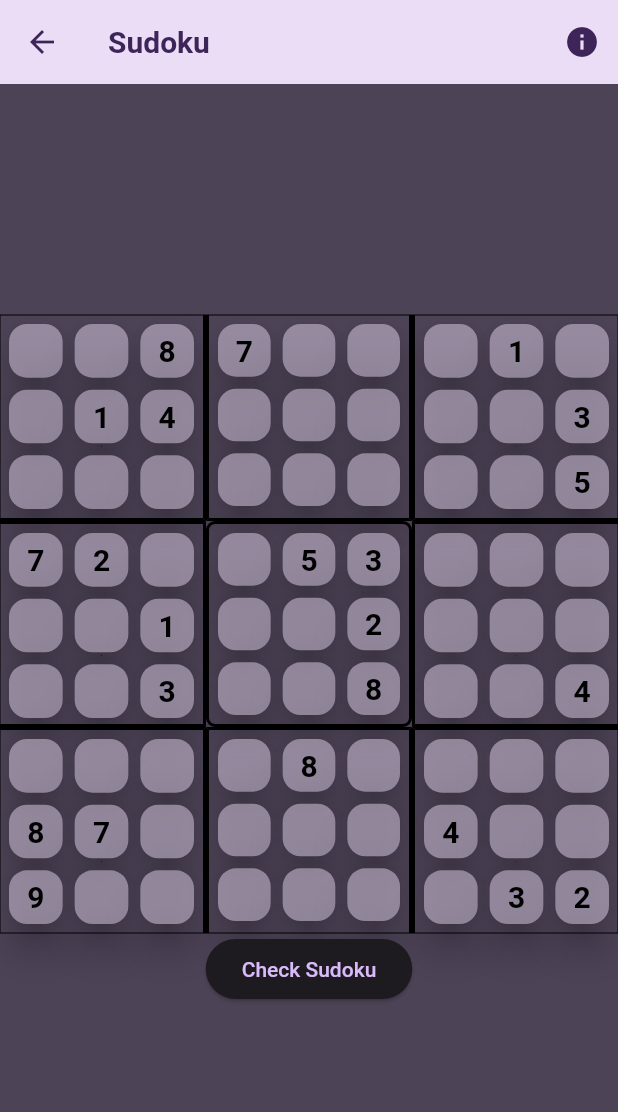
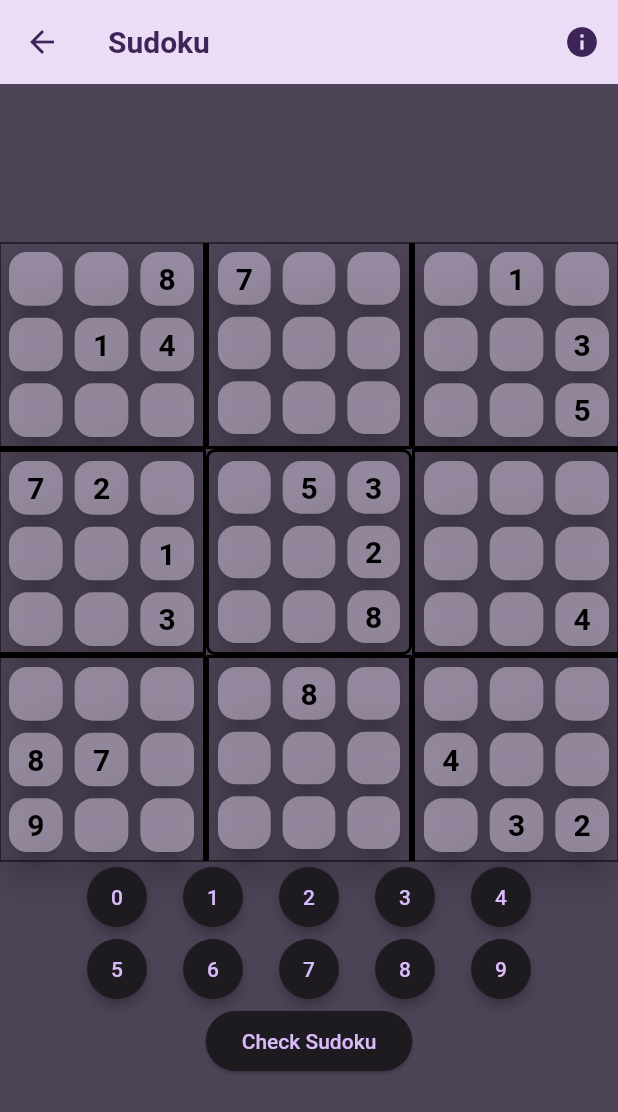
Before and after one commit to Ahmedazim7804/sudokuApp, a Flutter app: the screen it shows after launch, after a tap on "Play", on a phone screen of 412 x 824 dp. Shown: the top 1112 px of the screen. Run offline on Flutter 3.47's test engine with Material 2 defaults, Android fonts, the light colour scheme and no system bars.

Commit message:
better way to enter value to cell (popup replaced by widget to enter value)

```diff
--- a/lib/widgets/sudokuGrid.dart
+++ b/lib/widgets/sudokuGrid.dart
@@ -1,5 +1,6 @@
 import 'package:flutter/material.dart';
 import 'package:sudoku/widgets/cell.dart';
+import 'package:sudoku/widgets/valueAddWidget.dart';
 import 'subGrid.dart';
 import 'aboutScreen.dart';
 import '../model/model.dart';
@@ -143,9 +144,10 @@ class SudokuGrid extends StatelessWidget {
                         SubGrid(thisGridCells(8), 8),
                       ],
                     ),
+                    MyWidget(),
                     ElevatedButton(
                         onPressed: checkSudoku,
-                        child: const Text("Check Sudoku"))
+                        child: const Text("Check Sudoku")),
                   ],
                 ),
               ),
--- /dev/null
+++ b/lib/widgets/valueAddWidget.dart
@@ -0,0 +1,60 @@
+import 'package:flutter/material.dart';
+import 'package:sudoku/model/model.dart';
+
+class MyWidget extends StatelessWidget {
+  const MyWidget({super.key});
+
+  static int row = -1;
+  static int column = -1;
+  static int previousRow = -1;
+  static int previousColumn = -1;
+
+  static void selectCell(int newRow, int newColumn) {
+    previousRow = row;
+    previousColumn = column;
+    row = newRow;
+    column = newColumn;
+  }
+
+  static unselectPreviousCell() {
+    CellFunctions.cells[previousRow][previousColumn].unselectThisCell();
+  }
+
+  @override
+  Widget build(BuildContext context) {
+    return Column(
+      children: [
+        Row(
+          mainAxisSize: MainAxisSize.min,
+          children: List.generate(
+            5,
+            (index) => ElevatedButton(
+                style: ElevatedButton.styleFrom(
+                    shape: const CircleBorder(), elevation: 3),
+                onPressed: () {
+                  if (row != -1) {
+                    CellFunctions.cells[row][column].updateCellValue(index);
+                  }
+                },
+                child: Text(index.toString())),
+          ),
+        ),
+        Row(
+          mainAxisSize: MainAxisSize.min,
+          children: List.generate(
+            5,
+            (index) => ElevatedButton(
+                style: ElevatedButton.styleFrom(
+                    shape: const CircleBorder(), elevation: 3),
+                onPressed: () {
+                  if (row != -1) {
+                    CellFunctions.cells[row][column].updateCellValue(index + 5);
+                  }
+                },
+                child: Text((index + 5).toString())),
+          ),
+        ),
+      ],
+    );
+  }
+}
```
Also changed, not shown: lib/widgets/cell.dart (+18 -1 lines).
